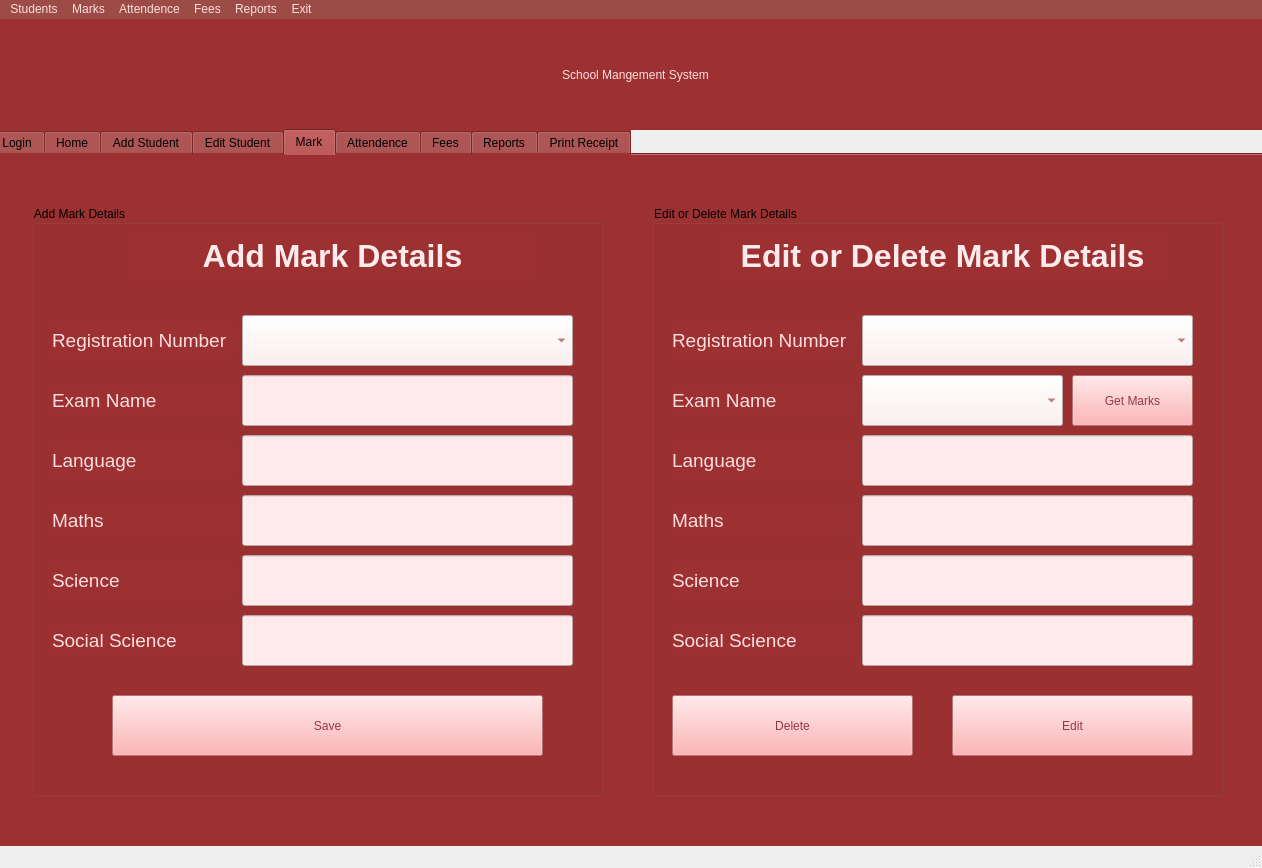
Before: the Qt Designer form School.ui in KothariMansi/Student-Management-System, drawn with Qt 5.
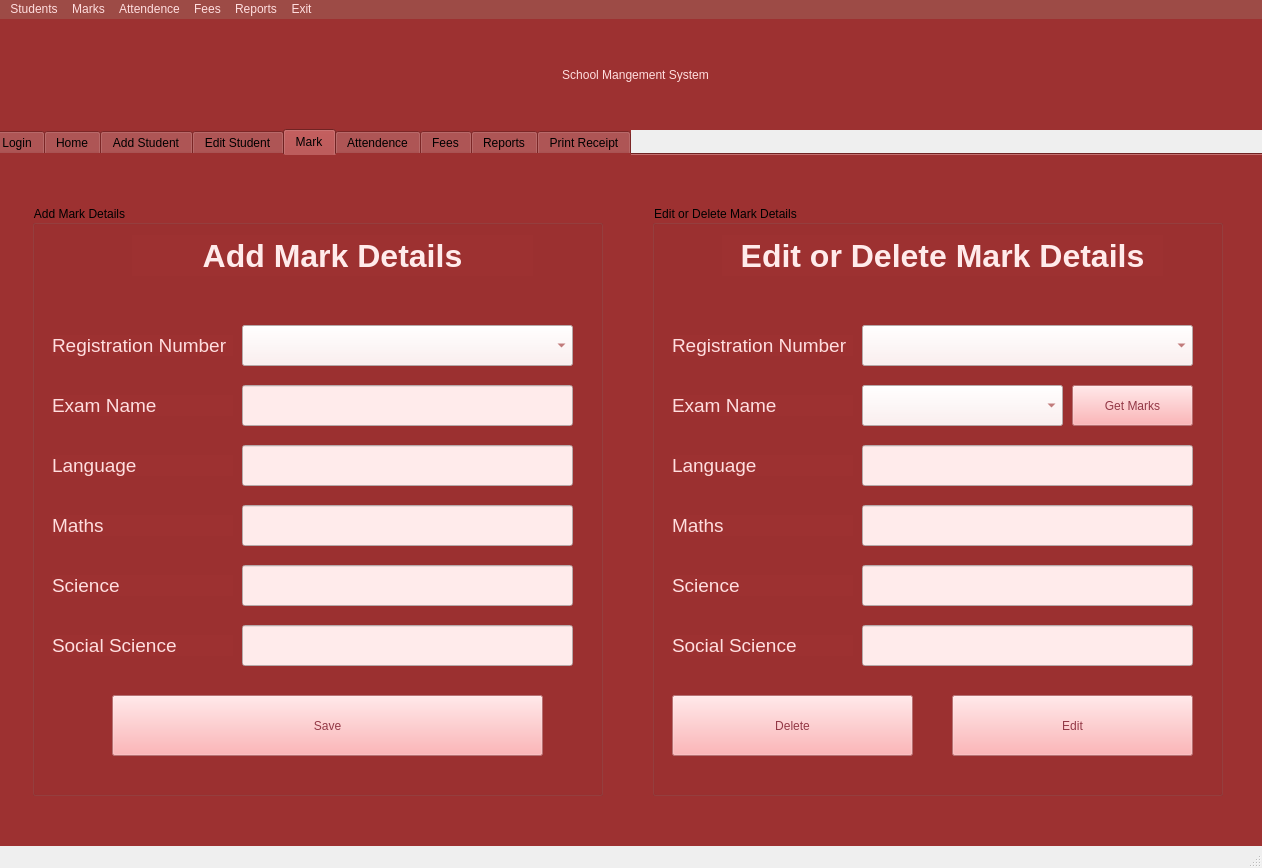
After: the same form once the commit is applied. The open tabs and pages were chosen to show the change. Icons and pictures are not drawn.

```diff
--- a/School.ui
+++ b/School.ui
@@ -1279,9 +1279,9 @@
        <property name="geometry">
         <rect>
          <x>20</x>
-         <y>120</y>
+         <y>130</y>
          <width>181</width>
-         <height>31</height>
+         <height>21</height>
         </rect>
        </property>
        <property name="font">
@@ -1300,9 +1300,9 @@
        <property name="geometry">
         <rect>
          <x>210</x>
-         <y>170</y>
+         <y>180</y>
          <width>331</width>
-         <height>51</height>
+         <height>41</height>
         </rect>
        </property>
        <property name="font">
@@ -1319,9 +1319,9 @@
        <property name="geometry">
         <rect>
          <x>20</x>
-         <y>180</y>
+         <y>190</y>
          <width>181</width>
-         <height>31</height>
+         <height>21</height>
         </rect>
        </property>
        <property name="font">
@@ -1340,9 +1340,9 @@
        <property name="geometry">
         <rect>
          <x>210</x>
-         <y>230</y>
+         <y>240</y>
          <width>331</width>
-         <height>51</height>
+         <height>41</height>
         </rect>
        </property>
        <property name="font">
@@ -1359,9 +1359,9 @@
        <property name="geometry">
         <rect>
          <x>20</x>
-         <y>240</y>
+         <y>250</y>
          <width>181</width>
-         <height>31</height>
+         <height>21</height>
         </rect>
        </property>
        <property name="font">
@@ -1380,9 +1380,9 @@
        <property name="geometry">
         <rect>
          <x>210</x>
-         <y>110</y>
+         <y>120</y>
          <width>331</width>
-         <height>51</height>
+         <height>41</height>
         </rect>
        </property>
        <property name="styleSheet">
@@ -1395,9 +1395,9 @@
        <property name="geometry">
         <rect>
          <x>210</x>
-         <y>290</y>
+         <y>300</y>
          <width>331</width>
-         <height>51</height>
+         <height>41</height>
         </rect>
        </property>
        <property name="font">
@@ -1414,9 +1414,9 @@
        <property name="geometry">
         <rect>
          <x>20</x>
-         <y>300</y>
+         <y>310</y>
          <width>181</width>
-         <height>31</height>
+         <height>21</height>
         </rect>
        </property>
        <property name="font">
@@ -1435,9 +1435,9 @@
        <property name="geometry">
         <rect>
          <x>210</x>
-         <y>350</y>
+         <y>360</y>
          <width>331</width>
-         <height>51</height>
+         <height>41</height>
         </rect>
        </property>
        <property name="font">
@@ -1454,9 +1454,9 @@
        <property name="geometry">
         <rect>
          <x>20</x>
-         <y>360</y>
+         <y>370</y>
          <width>181</width>
-         <height>31</height>
+         <height>21</height>
         </rect>
        </property>
        <property name="font">
@@ -1475,9 +1475,9 @@
        <property name="geometry">
         <rect>
          <x>210</x>
-         <y>410</y>
+         <y>420</y>
          <width>331</width>
-         <height>51</height>
+         <height>41</height>
         </rect>
        </property>
        <property name="font">
@@ -1494,9 +1494,9 @@
        <property name="geometry">
         <rect>
          <x>20</x>
-         <y>420</y>
+         <y>430</y>
          <width>181</width>
-         <height>31</height>
+         <height>21</height>
         </rect>
        </property>
        <property name="font">
@@ -1572,9 +1572,9 @@
        <property name="geometry">
         <rect>
          <x>20</x>
-         <y>120</y>
+         <y>130</y>
          <width>181</width>
-         <height>31</height>
+         <height>21</height>
         </rect>
        </property>
        <property name="font">
@@ -1593,9 +1593,9 @@
        <property name="geometry">
         <rect>
          <x>20</x>
-         <y>180</y>
+         <y>190</y>
          <width>181</width>
-         <height>31</height>
+         <height>21</height>
         </rect>
        </property>
        <property name="font">
@@ -1614,9 +1614,9 @@
        <property name="geometry">
         <rect>
          <x>210</x>
-         <y>230</y>
+         <y>240</y>
          <width>331</width>
-         <height>51</height>
+         <height>41</height>
         </rect>
        </property>
        <property name="font">
@@ -1633,9 +1633,9 @@
        <property name="geometry">
         <rect>
          <x>20</x>
-         <y>240</y>
+         <y>250</y>
          <width>181</width>
-         <height>31</height>
+         <height>21</height>
         </rect>
        </property>
        <property name="font">
@@ -1654,9 +1654,9 @@
        <property name="geometry">
         <rect>
          <x>210</x>
-         <y>110</y>
+         <y>120</y>
          <width>331</width>
-         <height>51</height>
+         <height>41</height>
         </rect>
        </property>
        <property name="styleSheet">
@@ -1669,9 +1669,9 @@
        <property name="geometry">
         <rect>
          <x>210</x>
-         <y>290</y>
+         <y>300</y>
          <width>331</width>
-         <height>51</height>
+         <height>41</height>
         </rect>
        </property>
        <property name="font">
@@ -1688,9 +1688,9 @@
        <property name="geometry">
         <rect>
          <x>20</x>
-         <y>300</y>
+         <y>310</y>
          <width>181</width>
-         <height>31</height>
+         <height>21</height>
         </rect>
        </property>
        <property name="font">
@@ -1709,9 +1709,9 @@
        <property name="geometry">
         <rect>
          <x>210</x>
-         <y>350</y>
+         <y>360</y>
          <width>331</width>
-         <height>51</height>
+         <height>41</height>
         </rect>
        </property>
        <property name="font">
@@ -1728,9 +1728,9 @@
        <property name="geometry">
         <rect>
          <x>20</x>
-         <y>360</y>
+         <y>370</y>
          <width>181</width>
-         <height>31</height>
+         <height>21</height>
         </rect>
        </property>
        <property name="font">
@@ -1749,9 +1749,9 @@
        <property name="geometry">
         <rect>
          <x>210</x>
-         <y>410</y>
+         <y>420</y>
          <width>331</width>
-         <height>51</height>
+         <height>41</height>
         </rect>
        </property>
        <property name="font">
@@ -1768,9 +1768,9 @@
        <property name="geometry">
         <rect>
          <x>20</x>
-         <y>420</y>
+         <y>430</y>
          <width>181</width>
-         <height>31</height>
+         <height>21</height>
         </rect>
        </property>
        <property name="font">
@@ -1825,9 +1825,9 @@
        <property name="geometry">
         <rect>
          <x>420</x>
-         <y>170</y>
+         <y>180</y>
          <width>121</width>
-         <height>51</height>
+         <height>41</height>
         </rect>
        </property>
        <property name="styleSheet">
@@ -1843,9 +1843,9 @@
        <property name="geometry">
         <rect>
          <x>210</x>
-         <y>170</y>
+         <y>180</y>
          <width>201</width>
-         <height>51</height>
+         <height>41</height>
         </rect>
        </property>
        <property name="styleSheet">
```
Left out of the diff: 290 changed lines with no effect on the pictures.
